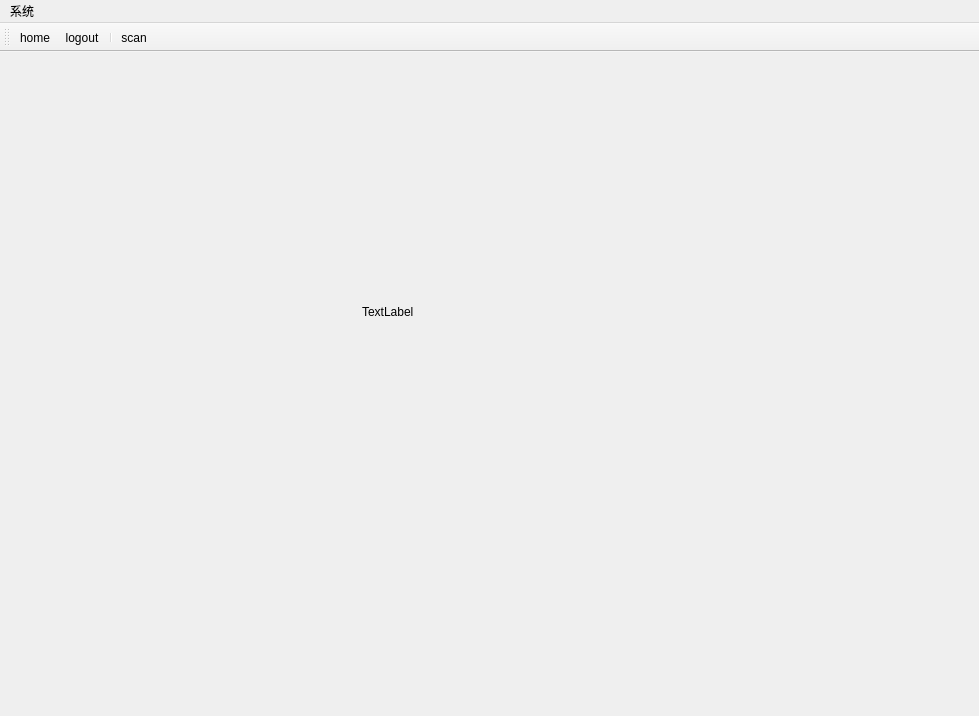
Old version of the form ui/home.ui in the repository izerui/scanrun.
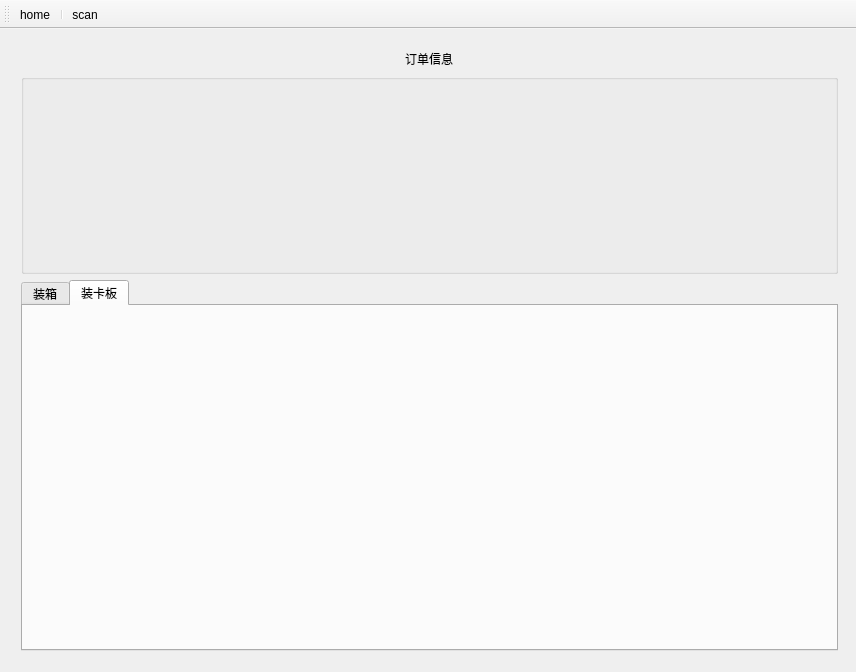
New version of the form. The open tabs and pages were chosen to show the change. Icons and pictures are not drawn.

What changed in the file:
```diff
--- a/ui/home.ui
+++ b/ui/home.ui
@@ -6,8 +6,8 @@
    <rect>
     <x>0</x>
     <y>0</y>
-    <width>979</width>
-    <height>716</height>
+    <width>856</width>
+    <height>672</height>
    </rect>
   </property>
   <property name="windowTitle">
@@ -561,19 +561,42 @@
        </layout>
       </widget>
       <widget class="QWidget" name="page_14">
-       <widget class="QLabel" name="label_2">
-        <property name="geometry">
-         <rect>
-          <x>350</x>
-          <y>240</y>
-          <width>58</width>
-          <height>16</height>
-         </rect>
-        </property>
-        <property name="text">
-         <string>TextLabel</string>
-        </property>
-       </widget>
+       <layout class="QVBoxLayout" name="verticalLayout_3">
+        <item alignment="Qt::AlignHCenter">
+         <widget class="QLabel" name="label_2">
+          <property name="text">
+           <string>订单信息</string>
+          </property>
+         </widget>
+        </item>
+        <item>
+         <widget class="QGroupBox" name="groupBox_3">
+          <property name="minimumSize">
+           <size>
+            <width>0</width>
+            <height>200</height>
+           </size>
+          </property>
+         </widget>
+        </item>
+        <item>
+         <widget class="QTabWidget" name="tabWidget">
+          <property name="currentIndex">
+           <number>1</number>
+          </property>
+          <widget class="QWidget" name="tab">
+           <attribute name="title">
+            <string>装箱</string>
+           </attribute>
+          </widget>
+          <widget class="QWidget" name="tab_2">
+           <attribute name="title">
+            <string>装卡板</string>
+           </attribute>
+          </widget>
+         </widget>
+        </item>
+       </layout>
       </widget>
      </widget>
     </item>
@@ -584,17 +607,10 @@
     <rect>
      <x>0</x>
      <y>0</y>
-     <width>979</width>
+     <width>856</width>
      <height>24</height>
     </rect>
    </property>
-   <widget class="QMenu" name="menu">
-    <property name="title">
-     <string>系统</string>
-    </property>
-    <addaction name="action"/>
-   </widget>
-   <addaction name="menu"/>
   </widget>
   <widget class="QToolBar" name="toolBar">
    <property name="cursor">
@@ -613,7 +629,6 @@
     <bool>false</bool>
    </attribute>
    <addaction name="action_2"/>
-   <addaction name="actionlogout"/>
    <addaction name="separator"/>
    <addaction name="actionscan"/>
   </widget>
@@ -625,18 +640,6 @@
     <string>about</string>
    </property>
   </action>
-  <action name="actionlogout">
-   <property name="icon">
-    <iconset resource="../images.qrc">
-     <normaloff>:/logo/pic/logout2.png</normaloff>:/logo/pic/logout2.png</iconset>
-   </property>
-   <property name="text">
-    <string>logout</string>
-   </property>
-   <property name="toolTip">
-    <string>返回登录</string>
-   </property>
-  </action>
   <action name="actionscan">
    <property name="icon">
     <iconset resource="../images.qrc">
```
Left out of the diff: 7 changed lines with no effect on the pictures.
